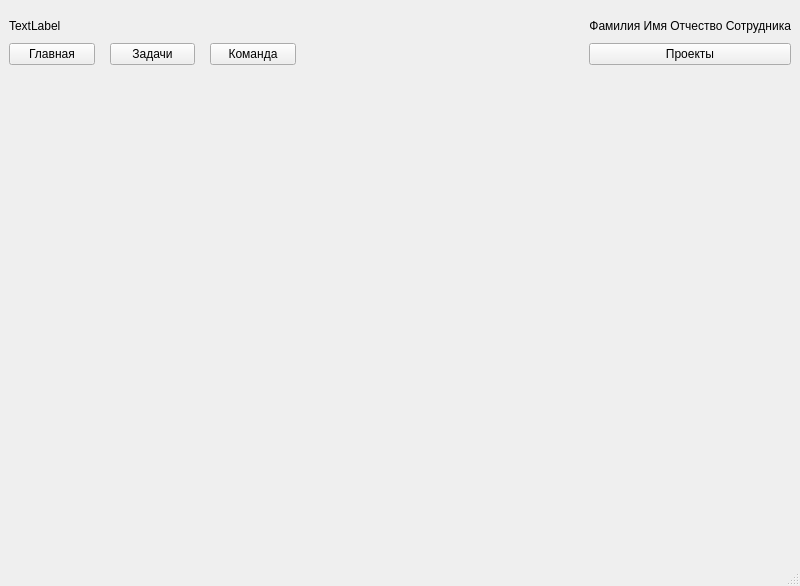
Qt form windows/main_window.ui (Roma-explorer/RuleProject) before a commit.
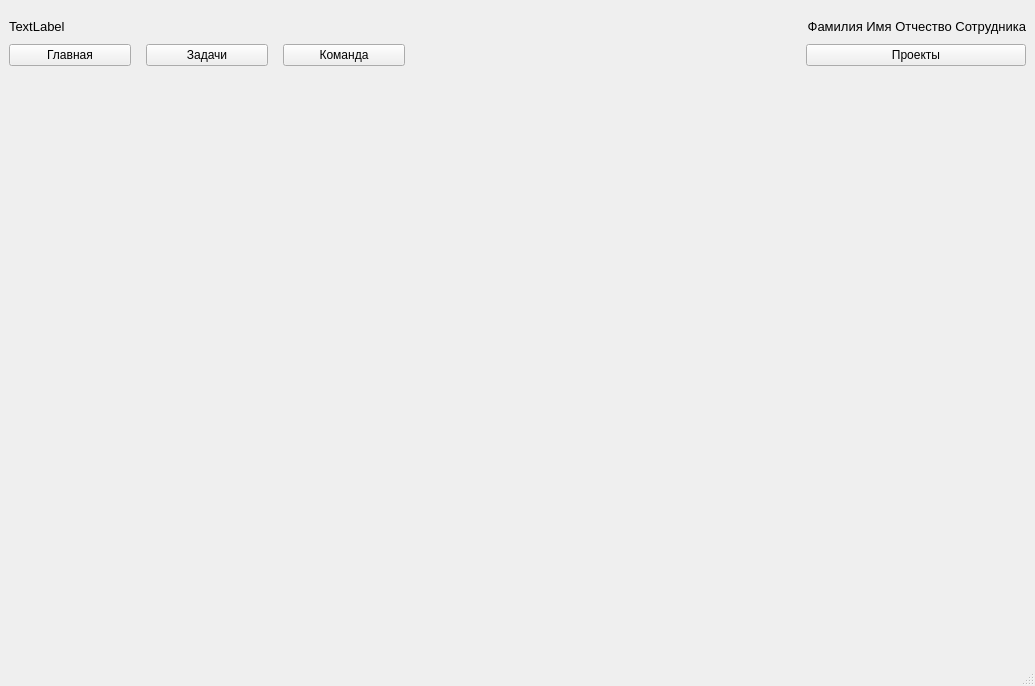
The same form after that commit.

```diff
--- a/windows/main_window.ui
+++ b/windows/main_window.ui
@@ -6,8 +6,8 @@
    <rect>
     <x>0</x>
     <y>0</y>
-    <width>800</width>
-    <height>586</height>
+    <width>1035</width>
+    <height>686</height>
    </rect>
   </property>
   <property name="windowTitle">
@@ -28,6 +28,11 @@
       </property>
       <item row="0" column="0">
        <widget class="QLabel" name="project_name">
+        <property name="font">
+         <font>
+          <pointsize>10</pointsize>
+         </font>
+        </property>
         <property name="text">
          <string>TextLabel</string>
         </property>
@@ -137,6 +142,11 @@
       </item>
       <item row="0" column="2">
        <widget class="QLabel" name="emp_name">
+        <property name="font">
+         <font>
+          <pointsize>10</pointsize>
+         </font>
+        </property>
         <property name="text">
          <string>Фамилия Имя Отчество Сотрудника</string>
         </property>
```
